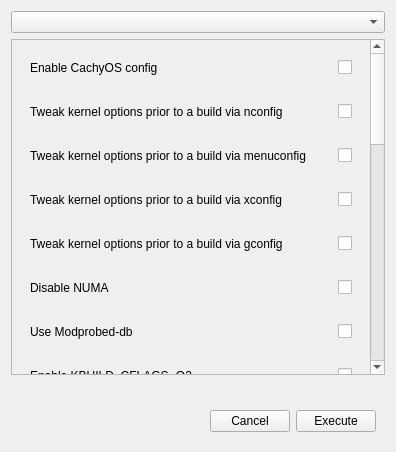
Qt form src/conf-options-page.ui (CachyOS/kernel-manager) before a commit.
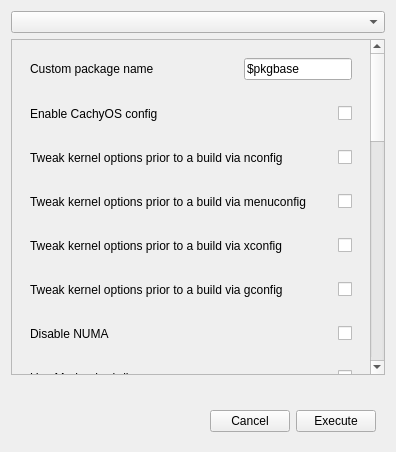
The same form after that commit.

Commit message: 👷 add ability to rename kernel

The edit to the form file:
```diff
--- a/src/conf-options-page.ui
+++ b/src/conf-options-page.ui
@@ -24,6 +24,39 @@
         </rect>
        </property>
        <layout class="QVBoxLayout" name="verticalLayout_2">
+        <item>
+         <widget class="QWidget" name="custom_name_widget" native="true">
+          <layout class="QHBoxLayout" name="custom_name_horizontal_layout">
+           <item>
+            <widget class="QLabel" name="custom_name_label">
+             <property name="text">
+              <string>Custom package name</string>
+             </property>
+            </widget>
+           </item>
+           <item>
+            <spacer name="custom_name_horizontal_spacer">
+             <property name="orientation">
+              <enum>Qt::Horizontal</enum>
+             </property>
+             <property name="sizeHint" stdset="0">
+              <size>
+               <width>40</width>
+               <height>20</height>
+              </size>
+             </property>
+            </spacer>
+           </item>
+           <item>
+            <widget class="QLineEdit" name="custom_name_edit">
+             <property name="text">
+              <string>$pkgbase</string>
+             </property>
+            </widget>
+           </item>
+          </layout>
+         </widget>
+        </item>
         <item>
          <widget class="QWidget" name="cachyconfig_widget" native="true">
           <layout class="QHBoxLayout" name="cachyconfig_horizontal_layout">
```
The commit also changes 1 other file.
